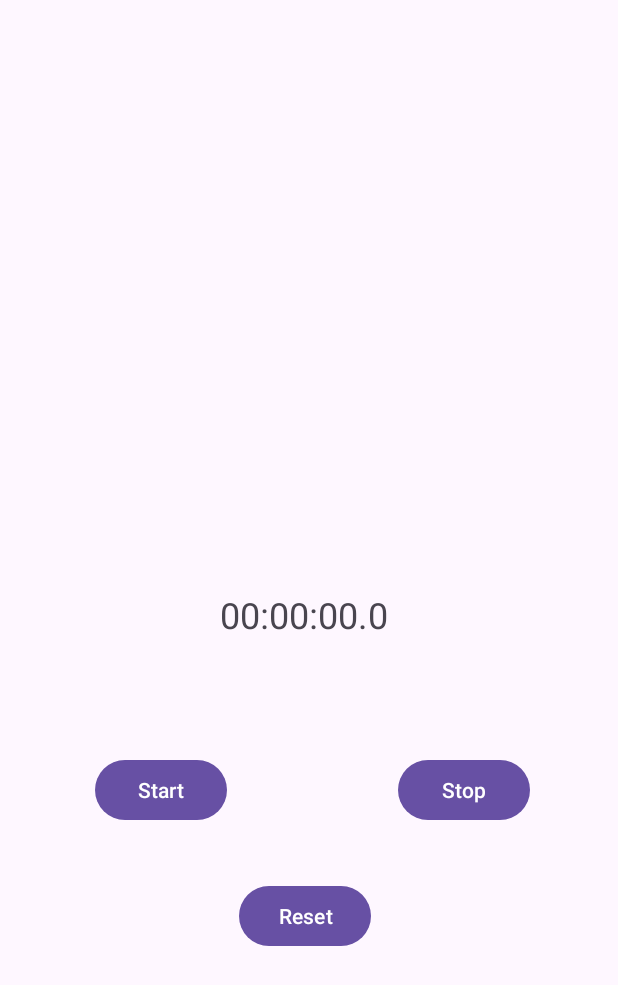
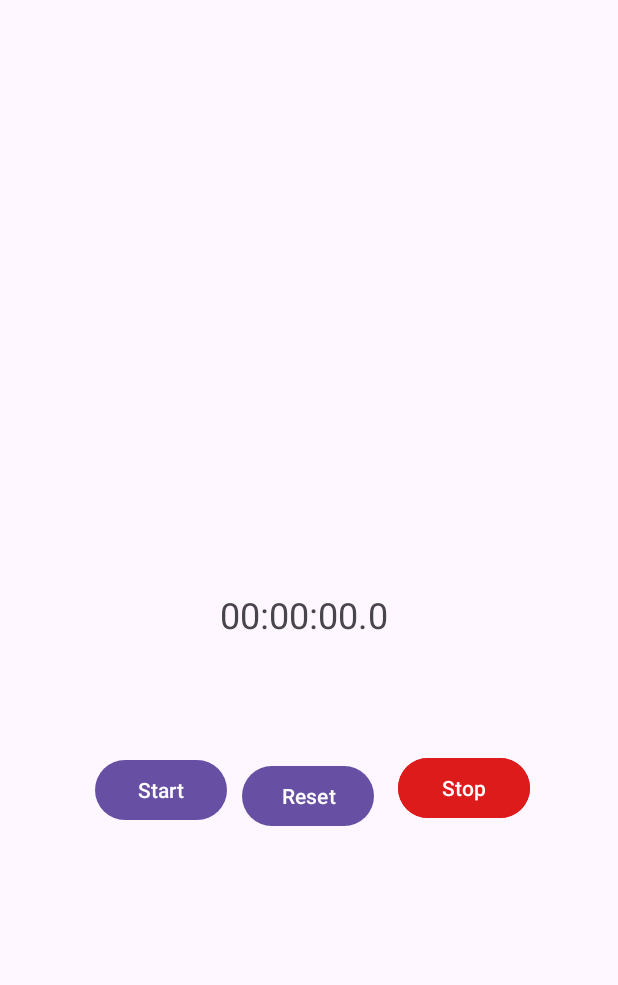
Before and after one commit to jgonz-hub/CPRE388, an Android app: the screen it shows after launch (MainActivity), on a phone screen of 412 x 824 dp. Shown: the top 985 px of the screen. Run offline under Robolectric (Android 15) with nearby library versions, the phone set to English and light mode, and no system bars.

Commit message:
changes to stopwatch

```diff
--- a/Stopwatch/app/src/main/res/layout/activity_main.xml
+++ b/Stopwatch/app/src/main/res/layout/activity_main.xml
@@ -35,12 +35,14 @@
         android:layout_width="wrap_content"
         android:layout_height="wrap_content"
         android:text="Stop"
+        android:backgroundTint="#DD1B1B"
+
         app:layout_constraintBottom_toBottomOf="parent"
         app:layout_constraintEnd_toEndOf="parent"
         app:layout_constraintHorizontal_bias="0.662"
         app:layout_constraintStart_toEndOf="@+id/startButton"
         app:layout_constraintTop_toBottomOf="@+id/timeDisplay"
-        app:layout_constraintVertical_bias="0.207" />
+        app:layout_constraintVertical_bias="0.204" />
 
     <Button
         android:id="@+id/resetButton"
@@ -48,10 +50,10 @@
         android:layout_height="wrap_content"
         android:text="Reset"
         app:layout_constraintBottom_toBottomOf="parent"
-        app:layout_constraintEnd_toStartOf="@+id/stopButton"
-        app:layout_constraintHorizontal_bias="0.315"
-        app:layout_constraintStart_toEndOf="@+id/startButton"
-        app:layout_constraintTop_toBottomOf="@+id/timeDisplay"
-        app:layout_constraintVertical_bias="0.451" />
+        app:layout_constraintEnd_toEndOf="parent"
+        app:layout_constraintHorizontal_bias="0.498"
+        app:layout_constraintStart_toStartOf="parent"
+        app:layout_constraintTop_toTopOf="parent"
+        app:layout_constraintVertical_bias="0.653" />
 
 </androidx.constraintlayout.widget.ConstraintLayout>
--- a/Stopwatch/build.gradle.kts
+++ b/Stopwatch/build.gradle.kts
@@ -1,4 +1,4 @@
 // Top-level build file where you can add configuration options common to all sub-projects/modules.
 plugins {
-    id("com.android.application") version "8.1.1" apply false
+    id("com.android.application") version "8.0.2" apply false
 }
```
